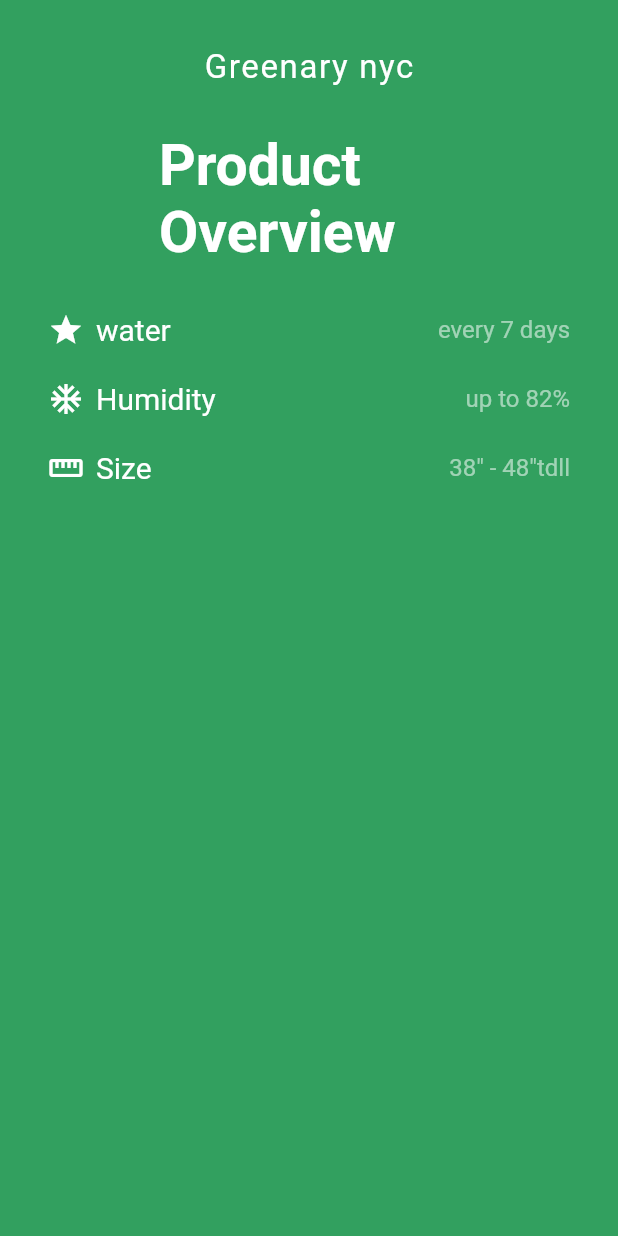
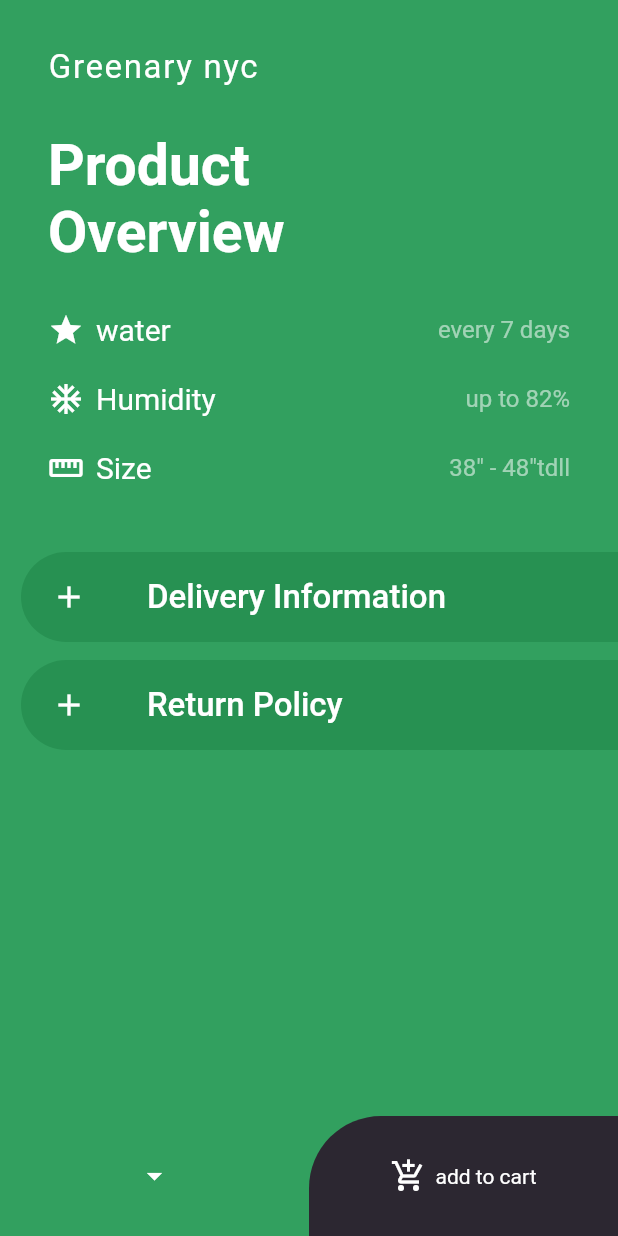
Before and after one commit to i330z/GreenApp, a Flutter app: the DetailsScreen screen opened directly, on a phone screen of 412 x 824 dp. Run offline on Flutter 3.47's test engine with Material 2 defaults, Android fonts, the phone set to English and light mode, and no system bars; network calls fail.

Commit message:
final commit

```diff
--- a/lib/main.dart
+++ b/lib/main.dart
@@ -209,9 +209,12 @@ class DetailsScreen extends StatelessWidget {
   Widget build(BuildContext context) {
     return Scaffold(
       backgroundColor: greenColor,
-      body: Container(
+      body: Column(
+        children: <Widget>[
+          Container(
             padding: EdgeInsets.all(32.0),
             child: Column(
+              crossAxisAlignment: CrossAxisAlignment.start,
               children: <Widget>[
                 Text(
                   'Greenary nyc',
@@ -223,7 +226,7 @@ class DetailsScreen extends StatelessWidget {
                 ),
                 SizedBox(height: 30.0),
                 Container(
-              width: 200,
+                  width: 200.0,
                   child: Text(
                     'Product Overview',
                     style: TextStyle(
@@ -241,7 +244,105 @@ class DetailsScreen extends StatelessWidget {
                 itemRow(Icons.straighten, 'Size', '38" - 48"tdll'),
               ],
             ),
+          ),
+          SizedBox(height: 12.0,),
+          Padding(
+            padding: const EdgeInsets.only(left:14.0),
+            child: Container(
+              height: 60.0,
+              decoration: BoxDecoration(
+                  color: darkGreenColor,
+                  borderRadius: BorderRadius.only(
+                    topLeft: Radius.circular(32.0),
+                    bottomLeft: Radius.circular(32.0),
                   )
+              ),
+              child: Row(
+                children: <Widget>[
+                  SizedBox(width: 20.0),
+                  Icon(Icons.add, color: Colors.white, size:24.0,),
+                  SizedBox(width: 40.0),
+                  Text(
+                    'Delivery Information',
+                    style: TextStyle(
+                      color: Colors.white,
+                      fontSize: 22.0,
+                      fontWeight: FontWeight.w500,
+                    ),
+                  ),
+                ],
+              ),
+            ),
+          ),
+          SizedBox(height: 12.0),
+          Padding(
+            padding: const EdgeInsets.only(left:14.0),
+            child: Container(
+              height: 60.0,
+              decoration: BoxDecoration(
+                  color: darkGreenColor,
+                  borderRadius: BorderRadius.only(
+                    topLeft: Radius.circular(32.0),
+                    bottomLeft: Radius.circular(32.0),
+                  )
+              ),
+              child: Row(
+                children: <Widget>[
+                  SizedBox(width: 20.0),
+                  Icon(Icons.add, color: Colors.white, size:24.0,),
+                  SizedBox(width: 40.0),
+                  Text(
+                    'Return Policy',
+                    style: TextStyle(
+                      color: Colors.white,
+                      fontSize: 22.0,
+                      fontWeight: FontWeight.w500,
+                    ),
+                  ),
+                ],
+              ),
+            ),
+          ),
+          Spacer(),
+          Container(
+            height: 80.0,
+            child: Row(
+              children: <Widget>[
+                Container(
+                  width: MediaQuery.of(context).size.width/2,
+                  child: Icon(
+                    Icons.arrow_drop_down,
+                    color: Colors.white,
+                  ),
+                ),
+                Container(
+                  height: 80.0,
+                  width: MediaQuery.of(context).size.width/2,
+                  decoration: BoxDecoration(
+                    color: Color(0xff2c2731),
+                    borderRadius: BorderRadius.only(topLeft: Radius.circular(48.0)),
+                  ),
+                  child: Row(
+                    mainAxisAlignment: MainAxisAlignment.center,
+                    children: <Widget>[
+                      Icon(
+                        Icons.add_shopping_cart,
+                        color: Colors.white,
+                      ),
+                      SizedBox(width: 6.0),
+                      Text(
+                        'add to cart',
+                        style: TextStyle(color: Colors.white),
+                      )
+                    ],
+                  ),
+                )
+              ],
+            ),
+          )
+        ],
+      ),
+
     );
   }
 }
```
Lines whose indentation alone changed are shown as unchanged.
